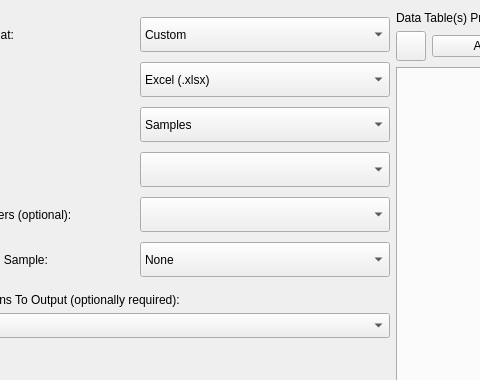
Before: the Qt Designer form ui/ExporterUI.ui in kathrynmetcalf/GeoCORK, drawn with Qt 5; both pictures show x 121 to 601 and y 0 to 380 of the 1071 by 644 pixel window.
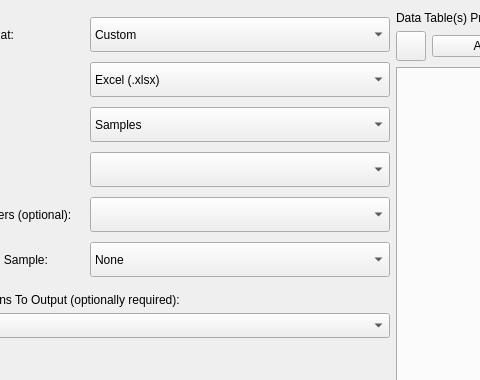
After: the same form once the commit is applied. Custom widgets are drawn as their Qt base class.

Commit message: exporting to csv works now. Bug with IsoplotR 38/06 07/06 reorders columns when other presets don't.

Diff of the .ui file:
```diff
--- a/ui/ExporterUI.ui
+++ b/ui/ExporterUI.ui
@@ -46,13 +46,13 @@
          </property>
          <property name="minimumSize">
           <size>
-           <width>250</width>
+           <width>300</width>
            <height>25</height>
           </size>
          </property>
          <property name="maximumSize">
           <size>
-           <width>250</width>
+           <width>300</width>
            <height>35</height>
           </size>
          </property>
@@ -153,13 +153,13 @@
          </property>
          <property name="minimumSize">
           <size>
-           <width>250</width>
+           <width>300</width>
            <height>25</height>
           </size>
          </property>
          <property name="maximumSize">
           <size>
-           <width>250</width>
+           <width>300</width>
            <height>35</height>
           </size>
          </property>
@@ -210,13 +210,13 @@
          </property>
          <property name="minimumSize">
           <size>
-           <width>250</width>
+           <width>300</width>
            <height>25</height>
           </size>
          </property>
          <property name="maximumSize">
           <size>
-           <width>250</width>
+           <width>300</width>
            <height>35</height>
           </size>
          </property>
@@ -267,13 +267,13 @@
          </property>
          <property name="minimumSize">
           <size>
-           <width>250</width>
+           <width>300</width>
            <height>25</height>
           </size>
          </property>
          <property name="maximumSize">
           <size>
-           <width>250</width>
+           <width>300</width>
            <height>35</height>
           </size>
          </property>
@@ -328,13 +328,13 @@
          </property>
          <property name="minimumSize">
           <size>
-           <width>250</width>
+           <width>300</width>
            <height>25</height>
           </size>
          </property>
          <property name="maximumSize">
           <size>
-           <width>250</width>
+           <width>300</width>
            <height>35</height>
           </size>
          </property>
@@ -380,13 +380,13 @@
          </property>
          <property name="minimumSize">
           <size>
-           <width>250</width>
+           <width>300</width>
            <height>25</height>
           </size>
          </property>
          <property name="maximumSize">
           <size>
-           <width>250</width>
+           <width>300</width>
            <height>35</height>
           </size>
          </property>
```
Left out of the diff: 5 changed lines with no effect on the pictures. The commit also changes 1 other file.
